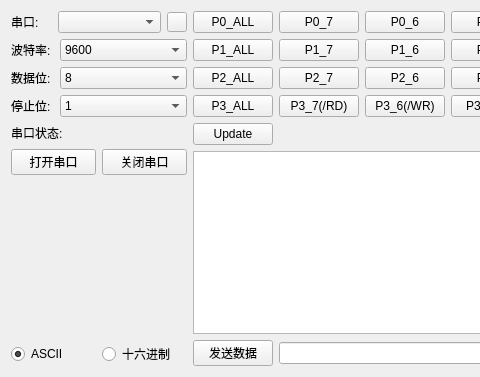
The window that Tools/1.3_TestTool/tthbpform.ui (ZhengPengqiao/QtStudy) describes before a commit, drawn with Qt 5; both pictures show x 0 to 480 and y 0 to 377 of the 972 by 377 pixel window.
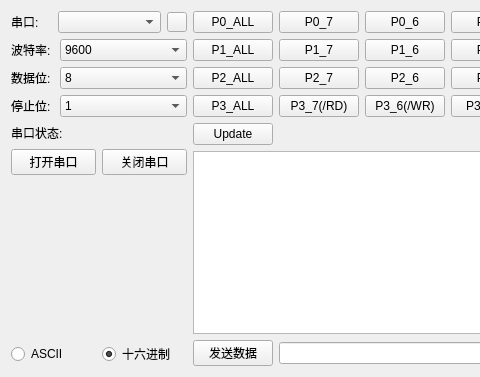
The same window after the commit. Icons and pictures are not drawn.

What changed in the file:
```diff
--- a/Tools/1.3_TestTool/tthbpform.ui
+++ b/Tools/1.3_TestTool/tthbpform.ui
@@ -297,7 +297,7 @@
             <string>ASCII</string>
            </property>
            <property name="checked">
-            <bool>true</bool>
+            <bool>false</bool>
            </property>
           </widget>
          </item>
@@ -306,6 +306,9 @@
            <property name="text">
             <string>十六进制</string>
            </property>
+           <property name="checked">
+            <bool>true</bool>
+           </property>
           </widget>
          </item>
         </layout>
```
